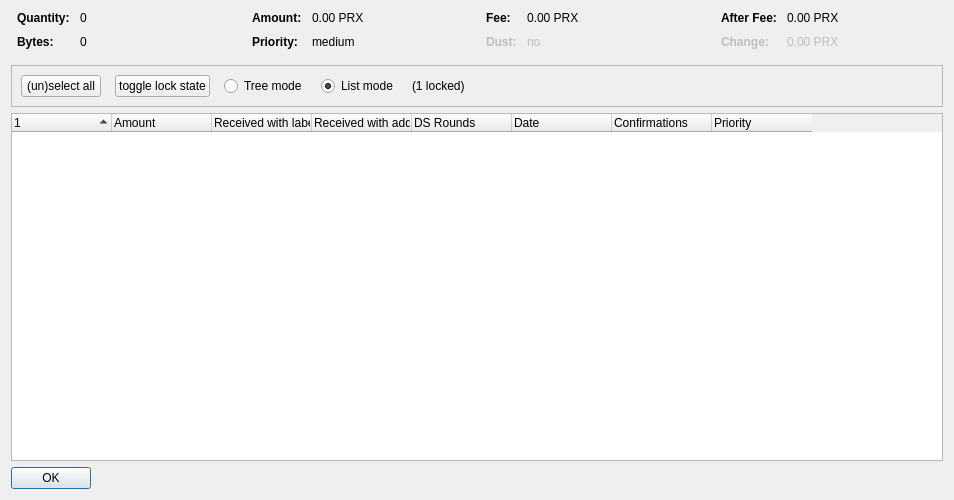
First picture: the form in src/qt/forms/coincontroldialog.ui, repository ProxyNode/proxynode, before the edit.
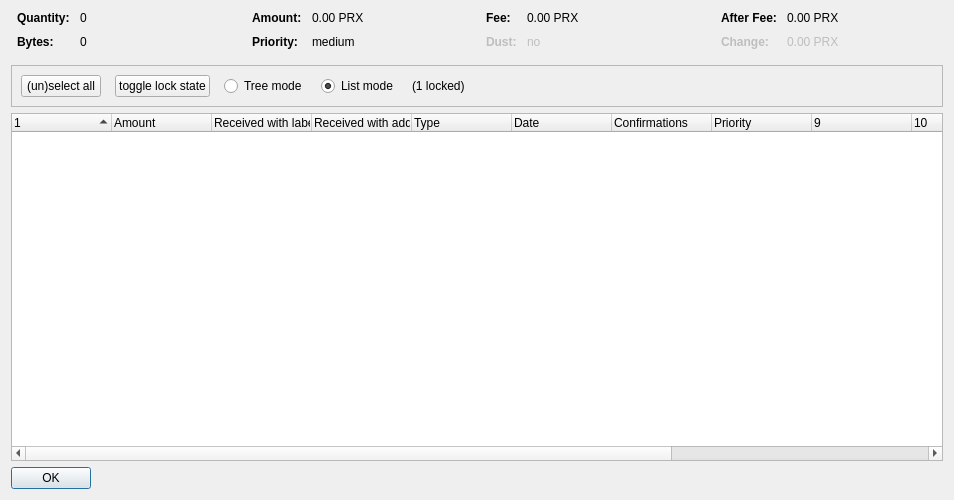
Second picture: the form after the edit. Custom widgets are drawn as their Qt base class.

Patch:
```diff
--- a/src/qt/forms/coincontroldialog.ui
+++ b/src/qt/forms/coincontroldialog.ui
@@ -447,7 +447,7 @@
       <bool>false</bool>
      </property>
      <property name="columnCount">
-      <number>8</number>
+      <number>13</number>
      </property>
      <attribute name="headerShowSortIndicator" stdset="0">
       <bool>true</bool>
@@ -477,7 +477,7 @@
      </column>
      <column>
       <property name="text">
-       <string>DS Rounds</string>
+	<string>Type</string>
       </property>
      </column>
      <column>
@@ -498,6 +498,31 @@
        <string>Priority</string>
       </property>
      </column>
+     <column>
+      <property name="text">
+       <string/>
+      </property>
+     </column>
+     <column>
+      <property name="text">
+       <string/>
+      </property>
+     </column>
+     <column>
+      <property name="text">
+       <string/>
+      </property>
+     </column>
+     <column>
+      <property name="text">
+       <string/>
+      </property>
+     </column>
+     <column>
+      <property name="text">
+       <string/>
+      </property>
+     </column>
     </widget>
    </item>
    <item>
```
Left out of the diff: 2 changed lines with no effect on the pictures.
